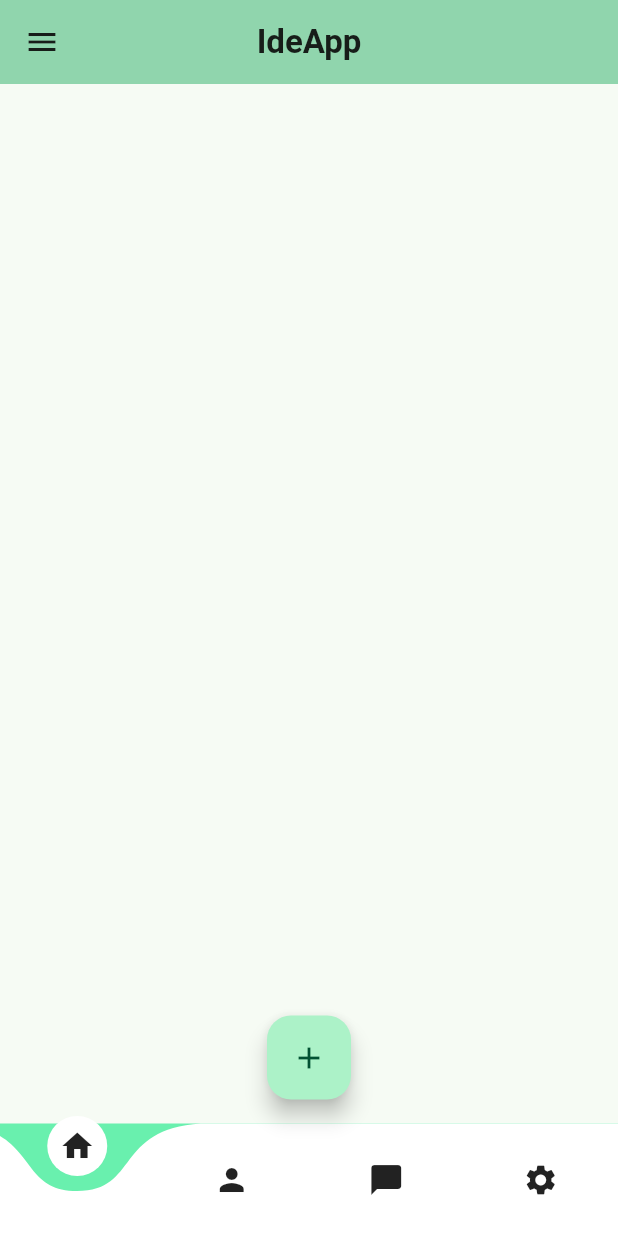
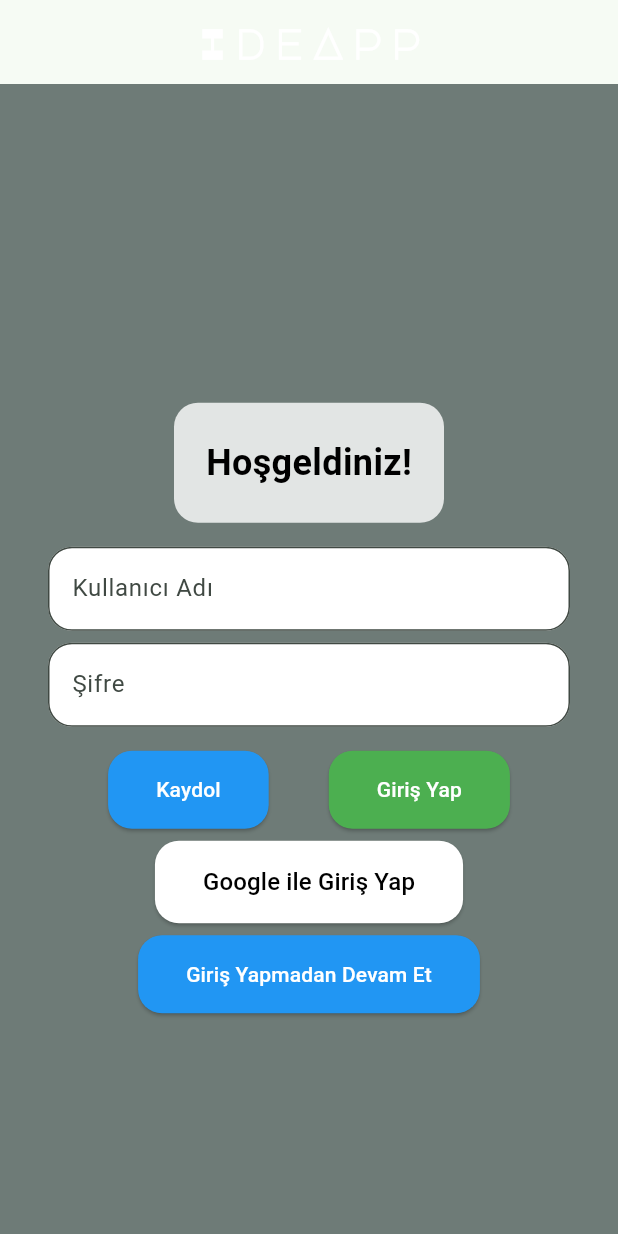
Before and after one commit to gokcetrgn/IdeApp, a Flutter app: the screen it shows after launch, on a phone screen of 412 x 824 dp. Run offline on Flutter 3.47's test engine with Material 2 defaults, Android fonts, the phone set to English and light mode, and no system bars; drawn by our look-alikes of curved_navigation_bar.

Commit message:
arayüzde küçük düzenlemeler yapıldı ve not alma sayfası eklendi

```diff
--- a/lib/main.dart
+++ b/lib/main.dart
@@ -1,5 +1,5 @@
-import 'package:ideapp/screens/anasayfa.dart';
 import 'package:flutter/material.dart';
+import 'package:ideapp/screens/giris_ekrani.dart';
 
 void main() {
   runApp(const MyApp());
@@ -17,7 +17,7 @@ class MyApp extends StatelessWidget {
         colorScheme: ColorScheme.fromSeed(seedColor: Colors.greenAccent),
         useMaterial3: true,
       ),
-      home: Anasayfa(),
+      home: GirisEkrani(),
     );
   }
 }
--- a/lib/screens/giris_ekrani.dart
+++ b/lib/screens/giris_ekrani.dart
@@ -0,0 +1,171 @@
+import 'package:flutter/material.dart';
+import 'package:ideapp/screens/anasayfa.dart';
+
+class GirisEkrani extends StatelessWidget {
+  @override
+  Widget build(BuildContext context) {
+    return Scaffold(
+      appBar: AppBar(
+        title: const Text(
+          'IdeApp',
+          style: TextStyle(
+            fontFamily: 'MajorMonoDisplay',
+            fontWeight: FontWeight.bold,
+            color: Colors.white,
+            letterSpacing: 5.0,
+            fontSize: 28.0,
+          ),
+        ),
+        centerTitle: true,
+      ),
+      resizeToAvoidBottomInset: false,
+      body: Container(
+        color: const Color.fromARGB(186, 60, 75, 73),
+        child: Stack(
+          fit: StackFit.expand,
+          children: [
+            Positioned.fill(
+              child: Container(
+                color: Colors.transparent,
+                child: CustomPaint(
+                ),
+              ),
+            ),
+            Center(
+              child: SingleChildScrollView(
+                child: Column(
+                  mainAxisAlignment: MainAxisAlignment.start,
+                  children: [
+                    const SizedBox(height: 80),
+                    Container(
+                      width: 180,
+                      height: 80,
+                      decoration: BoxDecoration(
+                        color: Colors.white.withOpacity(0.8),
+                        borderRadius: BorderRadius.circular(16),
+                      ),
+                      padding: const EdgeInsets.all(16),
+                      child: const Center(
+                        child: Text(
+                          'Hoşgeldiniz!',
+                          style: TextStyle(fontSize: 24, fontWeight: FontWeight.bold, color: Colors.black),
+                        ),
+                      ),
+                    ),
+                    const SizedBox(height: 16),
+                    Container(
+                      width: double.infinity,
+                      padding: const EdgeInsets.symmetric(horizontal: 32),
+                      child: Column(
+                        children: [
+                          TextFormField(
+                            decoration: const InputDecoration(
+                              labelText: 'Kullanıcı Adı',
+                              filled: true,
+                              fillColor: Colors.white,
+                              border: OutlineInputBorder(
+                                borderRadius: BorderRadius.all(
+                                  Radius.circular(16),
+                                ),
+                              ),
+                            ),
+                          ),
+                          const SizedBox(height: 8),
+                          TextFormField(
+                            decoration: const InputDecoration(
+                              labelText: 'Şifre',
+                              filled: true,
+                              fillColor: Colors.white,
+                              border: OutlineInputBorder(
+                                borderRadius: BorderRadius.all(
+                                  Radius.circular(16),
+                                ),
+                              ),
+                            ),
+                            obscureText: true,
+                          ),
+                          const SizedBox(height: 16),
+                          Row(
+                            mainAxisAlignment: MainAxisAlignment.spaceEvenly,
+                            children: [
+                              ElevatedButton(
+                                onPressed: () {
+                                  print('Kaydolma sayfasına yönlendirme yapıldı');
+                                },
+                                style: ElevatedButton.styleFrom(
+                                  backgroundColor: Colors.blue,
+                                  foregroundColor: Colors.white,
+                                  padding: const EdgeInsets.symmetric(horizontal: 32, vertical: 16),
+                                  shape: RoundedRectangleBorder(borderRadius: BorderRadius.circular(16)),
+                                ),
+                                child: const Text('Kaydol'),
+                              ),
+                              ElevatedButton(
+                                onPressed: () {
+                                  print('Kullanıcı girişi yapıldı');
+                                  Navigator.pushReplacement(
+                                    context,
+                                    MaterialPageRoute(builder: (context) => Anasayfa()),
+                                  );
+                                },
+                                style: ElevatedButton.styleFrom(
+                                  backgroundColor: Colors.green,
+                                  foregroundColor: Colors.white,
+                                  padding: const EdgeInsets.symmetric(horizontal: 32, vertical: 16),
+                                  shape: RoundedRectangleBorder(borderRadius: BorderRadius.circular(16)),
+                                ),
+                                child: const Text('Giriş Yap'),
+                              ),
+                            ],
+                          ),
+                          const SizedBox(height: 8),
+                          ElevatedButton(
+                            onPressed: () {
+                              print('Google ile giriş yapıldı');
+                              Navigator.pushReplacement(
+                                context,
+                                MaterialPageRoute(builder: (context) => Anasayfa()),
+                              );
+                            },
+                            style: ElevatedButton.styleFrom(
+                              backgroundColor: Colors.white,
+                              foregroundColor: Colors.black,
+                              padding: const EdgeInsets.symmetric(horizontal: 32, vertical: 16),
+                              shape: RoundedRectangleBorder(borderRadius: BorderRadius.circular(16)),
+                            ),
+                            child: const Text(
+                              'Google ile Giriş Yap',
+                              style: TextStyle(fontSize: 16),
+                            ),
+                          ),
+                          const SizedBox(height: 8),
+                          ElevatedButton(
+                            onPressed: () {
+                              print('Giriş yapmadan devam et');
+                              Navigator.pushReplacement(
+                                context,
+                                MaterialPageRoute(builder: (context) => Anasayfa()),
+                              );
+                            },
+                            style: ElevatedButton.styleFrom(
+                              backgroundColor: Colors.blue,
+                              foregroundColor: Colors.white,
+                              padding: const EdgeInsets.symmetric(horizontal: 32, vertical: 16),
+                              shape: RoundedRectangleBorder(borderRadius: BorderRadius.circular(16)),
+                            ),
+                            child: const Text('Giriş Yapmadan Devam Et'),
+                          ),
+                        ],
+                      ),
+                    ),
+                    const SizedBox(height: 16),
+                  ],
+                ),
+              ),
+            ),
+          ],
+        ),
+      ),
+    );
+  }
+}
--- a/pubspec.yaml
+++ b/pubspec.yaml
@@ -31,6 +31,7 @@ dependencies:
   flutter:
     sdk: flutter
   curved_navigation_bar:
+  http:
 
 
   # The following adds the Cupertino Icons font to your application.
```
Also changed, not shown: lib/screens/anasayfa.dart (+201 -18 lines), lib/screens/not_alma.dart (added, +157 -0 lines), pubspec.lock.
